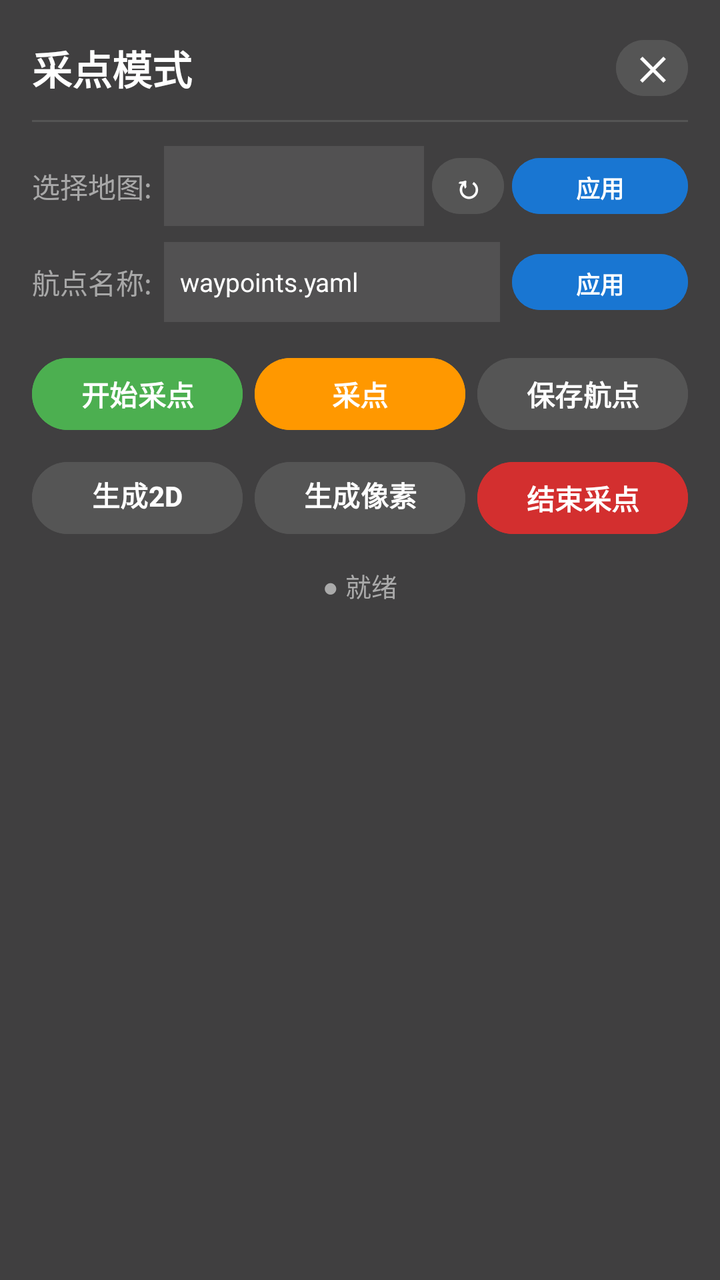
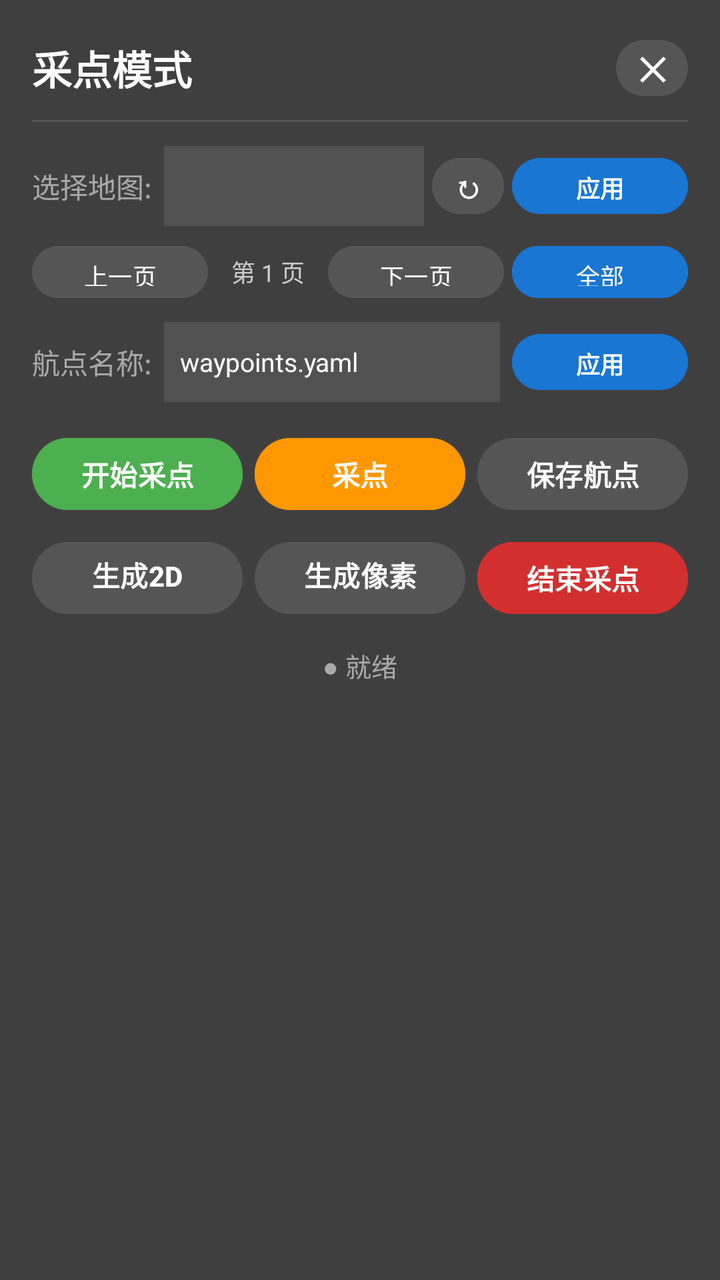

An Android layout rendered at two revisions. The XML below is the earlier revision; the diff shows what the commit changed to produce the second picture.
<!-- AndroidManifest.xml: application theme Theme.MSDKSample -->
<!-- res/layout/dialog_collect.xml -->
<?xml version="1.0" encoding="utf-8"?>
<LinearLayout xmlns:android="http://schemas.android.com/apk/res/android"
    android:layout_width="380dp"
    android:layout_height="wrap_content"
    android:background="#EE333333"
    android:orientation="vertical"
    android:padding="16dp">

    
    <LinearLayout
        android:layout_width="match_parent"
        android:layout_height="wrap_content"
        android:gravity="center_vertical"
        android:orientation="horizontal">

        <TextView
            android:layout_width="0dp"
            android:layout_height="wrap_content"
            android:layout_weight="1"
            android:text="采点模式"
            android:textColor="#FFFFFF"
            android:textSize="20sp"
            android:textStyle="bold" />

        <Button
            android:id="@+id/btnCollectClose"
            android:layout_width="36dp"
            android:layout_height="36dp"
            android:backgroundTint="#555555"
            android:padding="0dp"
            android:text="✕"
            android:textColor="#FFFFFF"
            android:textSize="16sp"
            android:textStyle="bold" />
    </LinearLayout>

    <View
        android:layout_width="match_parent"
        android:layout_height="1dp"
        android:layout_marginTop="8dp"
        android:background="#555555" />

    
    <LinearLayout
        android:layout_width="match_parent"
        android:layout_height="wrap_content"
        android:layout_marginTop="12dp"
        android:gravity="center_vertical"
        android:orientation="horizontal">

        <TextView
            android:layout_width="wrap_content"
            android:layout_height="wrap_content"
            android:text="选择地图:"
            android:textColor="#AADDDDDD"
            android:textSize="14sp" />

        <Spinner
            android:id="@+id/spCollectMap"
            android:layout_width="0dp"
            android:layout_height="40dp"
            android:layout_weight="1"
            android:layout_marginStart="6dp"
            android:background="#DD555555" />

        <Button
            android:id="@+id/btnCollectRefreshMap"
            android:layout_width="36dp"
            android:layout_height="36dp"
            android:layout_marginStart="4dp"
            android:backgroundTint="#555555"
            android:padding="0dp"
            android:text="↻"
            android:textColor="#FFFFFF"
            android:textSize="16sp"
            android:textStyle="bold" />

        <Button
            android:id="@+id/btnCollectApplyMap"
            android:layout_width="wrap_content"
            android:layout_height="36dp"
            android:layout_marginStart="4dp"
            android:backgroundTint="#1976D2"
            android:paddingStart="12dp"
            android:paddingEnd="12dp"
            android:text="应用"
            android:textColor="#FFFFFF"
            android:textSize="12sp"
            android:textStyle="bold" />
    </LinearLayout>

    
    <LinearLayout
        android:layout_width="match_parent"
        android:layout_height="wrap_content"
        android:layout_marginTop="8dp"
        android:gravity="center_vertical"
        android:orientation="horizontal">

        <TextView
            android:layout_width="wrap_content"
            android:layout_height="wrap_content"
            android:text="航点名称:"
            android:textColor="#AADDDDDD"
            android:textSize="14sp" />

        <EditText
            android:id="@+id/etCollectWpName"
            android:layout_width="0dp"
            android:layout_height="40dp"
            android:layout_marginStart="6dp"
            android:layout_weight="1"
            android:background="#DD555555"
            android:hint="waypoints.yaml"
            android:paddingStart="8dp"
            android:text="waypoints.yaml"
            android:textColor="#FFFFFF"
            android:textColorHint="#88FFFFFF"
            android:textSize="13sp" />

        <Button
            android:id="@+id/btnCollectApplyWpName"
            android:layout_width="wrap_content"
            android:layout_height="36dp"
            android:layout_marginStart="6dp"
            android:backgroundTint="#1976D2"
            android:paddingStart="12dp"
            android:paddingEnd="12dp"
            android:text="应用"
            android:textColor="#FFFFFF"
            android:textSize="12sp"
            android:textStyle="bold" />
    </LinearLayout>

    
    <LinearLayout
        android:layout_width="match_parent"
        android:layout_height="wrap_content"
        android:layout_marginTop="14dp"
        android:gravity="center"
        android:orientation="horizontal">

        <Button
            android:id="@+id/btnCollectStart"
            android:layout_width="0dp"
            android:layout_height="44dp"
            android:layout_weight="1"
            android:backgroundTint="#4CAF50"
            android:enabled="true"
            android:text="开始采点"
            android:textColor="#FFFFFF"
            android:textSize="14sp"
            android:textStyle="bold" />

        <Button
            android:id="@+id/btnCollectRecord"
            android:layout_width="0dp"
            android:layout_height="44dp"
            android:layout_marginStart="6dp"
            android:layout_weight="1"
            android:backgroundTint="#FF9800"
            android:enabled="false"
            android:text="采点"
            android:textColor="#FFFFFF"
            android:textSize="14sp"
            android:textStyle="bold" />

        <Button
            android:id="@+id/btnCollectSave"
            android:layout_width="0dp"
            android:layout_height="44dp"
            android:layout_marginStart="6dp"
            android:layout_weight="1"
            android:backgroundTint="#555555"
            android:enabled="false"
            android:text="保存航点"
            android:textColor="#FFFFFF"
            android:textSize="14sp"
            android:textStyle="bold" />
    </LinearLayout>

    
    <LinearLayout
        android:layout_width="match_parent"
        android:layout_height="wrap_content"
        android:layout_marginTop="8dp"
        android:gravity="center"
        android:orientation="horizontal">

        <Button
            android:id="@+id/btnCollectGen2D"
            android:layout_width="0dp"
            android:layout_height="44dp"
            android:layout_weight="1"
            android:backgroundTint="#555555"
            android:enabled="false"
            android:text="生成2D地图"
            android:textColor="#FFFFFF"
            android:textSize="14sp"
            android:textStyle="bold" />

        <Button
            android:id="@+id/btnCollectGenPixel"
            android:layout_width="0dp"
            android:layout_height="44dp"
            android:layout_marginStart="6dp"
            android:layout_weight="1"
            android:backgroundTint="#555555"
            android:enabled="false"
            android:text="生成像素坐标"
            android:textColor="#FFFFFF"
            android:textSize="14sp"
            android:textStyle="bold" />

        <Button
            android:id="@+id/btnCollectStop"
            android:layout_width="0dp"
            android:layout_height="44dp"
            android:layout_marginStart="6dp"
            android:layout_weight="1"
            android:backgroundTint="#D32F2F"
            android:enabled="false"
            android:text="结束采点"
            android:textColor="#FFFFFF"
            android:textSize="14sp"
            android:textStyle="bold" />
    </LinearLayout>

    
    <TextView
        android:id="@+id/tvCollectStatus"
        android:layout_width="match_parent"
        android:layout_height="wrap_content"
        android:layout_marginTop="12dp"
        android:gravity="center"
        android:text="● 就绪"
        android:textColor="#AAAAAA"
        android:textSize="13sp" />

</LinearLayout>
<!-- resources referenced by this layout -->
<resources>
  <style name="Theme.MSDKSample" parent="Base.Theme.MSDKSample" />
  <style name="Base.Theme.MSDKSample" parent="Theme.Material3.DayNight.NoActionBar">
          
          
      </style>
</resources>

<!-- the commit's change to res/layout/dialog_collect.xml (unified diff, before → after) -->
@@ -14,6 +14,7 @@
         android:orientation="horizontal">
 
         <TextView
+            android:id="@+id/tvCollectTitle"
             android:layout_width="0dp"
             android:layout_height="wrap_content"
             android:layout_weight="1"
@@ -93,6 +94,62 @@
     <LinearLayout
         android:layout_width="match_parent"
         android:layout_height="wrap_content"
+        android:layout_marginTop="6dp"
+        android:gravity="center_vertical"
+        android:orientation="horizontal">
+
+        <Button
+            android:id="@+id/btnCollectPrevPage"
+            android:layout_width="wrap_content"
+            android:layout_height="34dp"
+            android:backgroundTint="#555555"
+            android:enabled="false"
+            android:paddingStart="10dp"
+            android:paddingEnd="10dp"
+            android:text="上一页"
+            android:textColor="#FFFFFF"
+            android:textSize="12sp" />
+
+        <TextView
+            android:id="@+id/tvCollectPageInfo"
+            android:layout_width="0dp"
+            android:layout_height="wrap_content"
+            android:layout_weight="1"
+            android:gravity="center"
+            android:text="第 1 页"
+            android:textColor="#CCCCCC"
+            android:textSize="12sp" />
+
+        <Button
+            android:id="@+id/btnCollectNextPage"
+            android:layout_width="wrap_content"
+            android:layout_height="34dp"
+            android:backgroundTint="#555555"
+            android:enabled="false"
+            android:paddingStart="10dp"
+            android:paddingEnd="10dp"
+            android:text="下一页"
+            android:textColor="#FFFFFF"
+            android:textSize="12sp" />
+
+        <Button
+            android:id="@+id/btnCollectAllPages"
+            android:layout_width="wrap_content"
+            android:layout_height="34dp"
+            android:layout_marginStart="4dp"
+            android:backgroundTint="#1976D2"
+            android:enabled="false"
+            android:paddingStart="10dp"
+            android:paddingEnd="10dp"
+            android:text="全部"
+            android:textColor="#FFFFFF"
+            android:textSize="12sp" />
+    </LinearLayout>
+
+    
+    <LinearLayout
+        android:layout_width="match_parent"
+        android:layout_height="wrap_content"
         android:layout_marginTop="8dp"
         android:gravity="center_vertical"
         android:orientation="horizontal">
